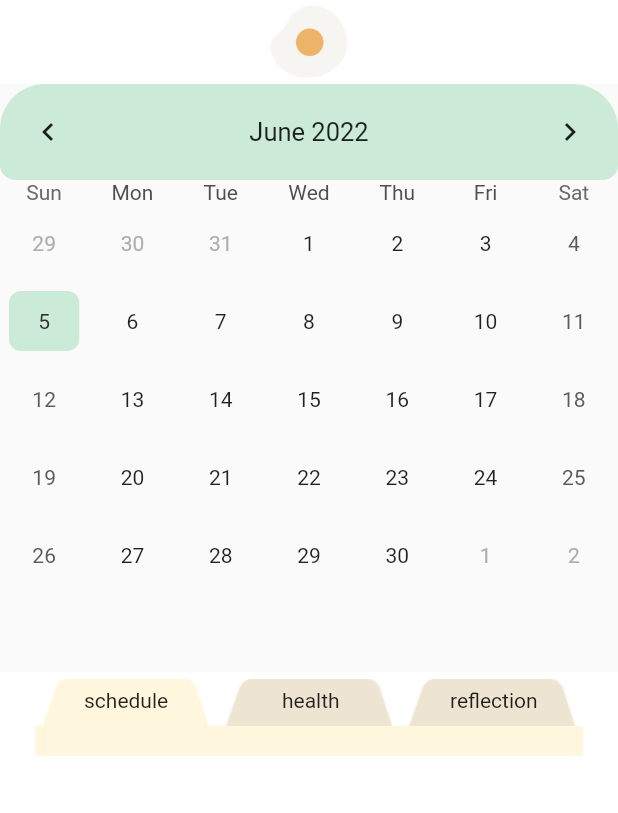
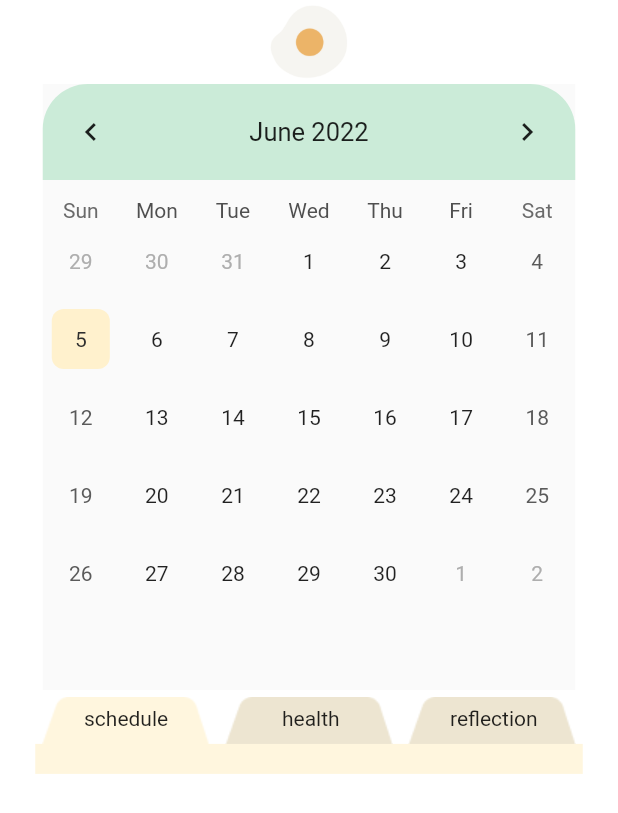
Before and after one commit to HCI-CEO/LifeIsAnEgg, a Flutter app: the screen it shows after launch, on a phone screen of 412 x 824 dp. Shown: the top 813 px of the screen. Run offline on Flutter 3.47's test engine with Material 2 defaults, Android fonts, the phone set to English and light mode, and no system bars; drawn by our look-alikes of table_calendar.

Commit message:
add: modify calendar design
modify selectedDay and focusedDay

```diff
--- a/lib/calendar.dart
+++ b/lib/calendar.dart
@@ -41,19 +41,24 @@ class _CalendarState extends State<Calendar> {
         calendarStyle: CalendarStyle(
           // isTodayHighlighted: true,
           selectedDecoration: BoxDecoration(
-            color: Color(0xffCBEBD8),
+            color: Color(0xffFFF1CD),
             shape: BoxShape.rectangle,
             borderRadius: BorderRadius.circular(8.0),
           ),
           selectedTextStyle: TextStyle(color: Color(0xff2E2E2E)),
           todayDecoration: BoxDecoration(
-            color: Color(0xffCBEBD8),
+            border: Border.all(
+              color: Color(0xffCBEBD8),
+              width: 5.0
+            ),
+            // color: Color(0xffCBEBD8),
             shape: BoxShape.rectangle,
             borderRadius: BorderRadius.circular(8.0),
           ),
           todayTextStyle: TextStyle(color: Color(0xff2E2E2E)),
         ),
         headerStyle: HeaderStyle(
+          headerMargin: EdgeInsets.only(bottom: 12),
           formatButtonVisible: false,
           titleCentered: true,
           decoration: BoxDecoration(
@@ -61,8 +66,8 @@ class _CalendarState extends State<Calendar> {
             borderRadius: BorderRadius.only(
               topLeft: Radius.circular(30),
               topRight: Radius.circular(30),
-              bottomLeft: Radius.circular(10),
-              bottomRight: Radius.circular(10)
+              // bottomLeft: Radius.circular(10),
+              // bottomRight: Radius.circular(10)
             ),
           ),
         ),
--- a/lib/main.dart
+++ b/lib/main.dart
@@ -34,14 +34,13 @@ class MyApp extends StatelessWidget {
         body: Center(
           child: Column(
             mainAxisAlignment: MainAxisAlignment.start,
-            crossAxisAlignment: CrossAxisAlignment.stretch,
+            crossAxisAlignment: CrossAxisAlignment.center,
             children: <Widget>[
-
 
               /************ 여기 캘린더 ************/
               SizedBox (
-                height: 392,
-                // width: 200,
+                height: 404,
+                width: 355,
                 child:
                   Calendar(),
               ),
```
